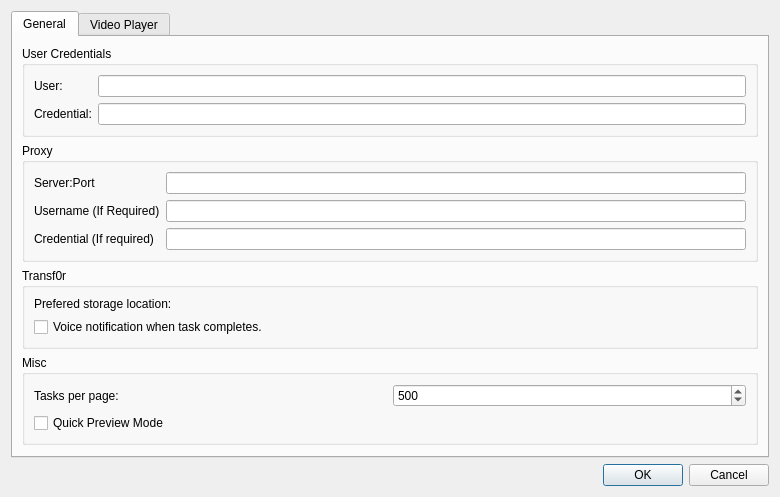
Above: ui/preferencesdlg.ui from PowerOlive/XLCloudClient before the change. Below: the same form after it.
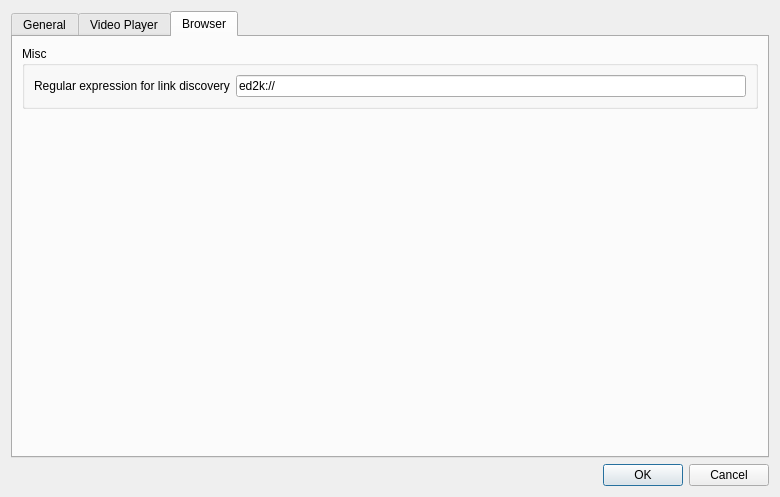
That is the form after the change. Custom widgets are drawn as their Qt base class.

```diff
--- a/ui/preferencesdlg.ui
+++ b/ui/preferencesdlg.ui
@@ -7,7 +7,7 @@
     <x>0</x>
     <y>0</y>
     <width>780</width>
-    <height>467</height>
+    <height>477</height>
    </rect>
   </property>
   <property name="windowTitle">
@@ -17,7 +17,7 @@
    <item>
     <widget class="QTabWidget" name="tabWidget">
      <property name="currentIndex">
-      <number>0</number>
+      <number>2</number>
      </property>
      <widget class="QWidget" name="tab">
       <attribute name="title">
@@ -229,6 +229,53 @@
        </item>
       </layout>
      </widget>
+     <widget class="QWidget" name="tab_3">
+      <attribute name="title">
+       <string>Browser</string>
+      </attribute>
+      <layout class="QVBoxLayout" name="verticalLayout_6">
+       <item>
+        <widget class="QGroupBox" name="groupBox_5">
+         <property name="title">
+          <string>Misc</string>
+         </property>
+         <layout class="QVBoxLayout" name="verticalLayout_4">
+          <item>
+           <layout class="QHBoxLayout" name="horizontalLayout_2">
+            <item>
+             <widget class="QLabel" name="label_10">
+              <property name="text">
+               <string>Regular expression for link discovery</string>
+              </property>
+             </widget>
+            </item>
+            <item>
+             <widget class="QLineEdit" name="browserLinksRegularExpression">
+              <property name="text">
+               <string>ed2k://</string>
+              </property>
+             </widget>
+            </item>
+           </layout>
+          </item>
+         </layout>
+        </widget>
+       </item>
+       <item>
+        <spacer name="verticalSpacer_3">
+         <property name="orientation">
+          <enum>Qt::Vertical</enum>
+         </property>
+         <property name="sizeHint" stdset="0">
+          <size>
+           <width>20</width>
+           <height>325</height>
+          </size>
+         </property>
+        </spacer>
+       </item>
+      </layout>
+     </widget>
     </widget>
    </item>
    <item>
```
